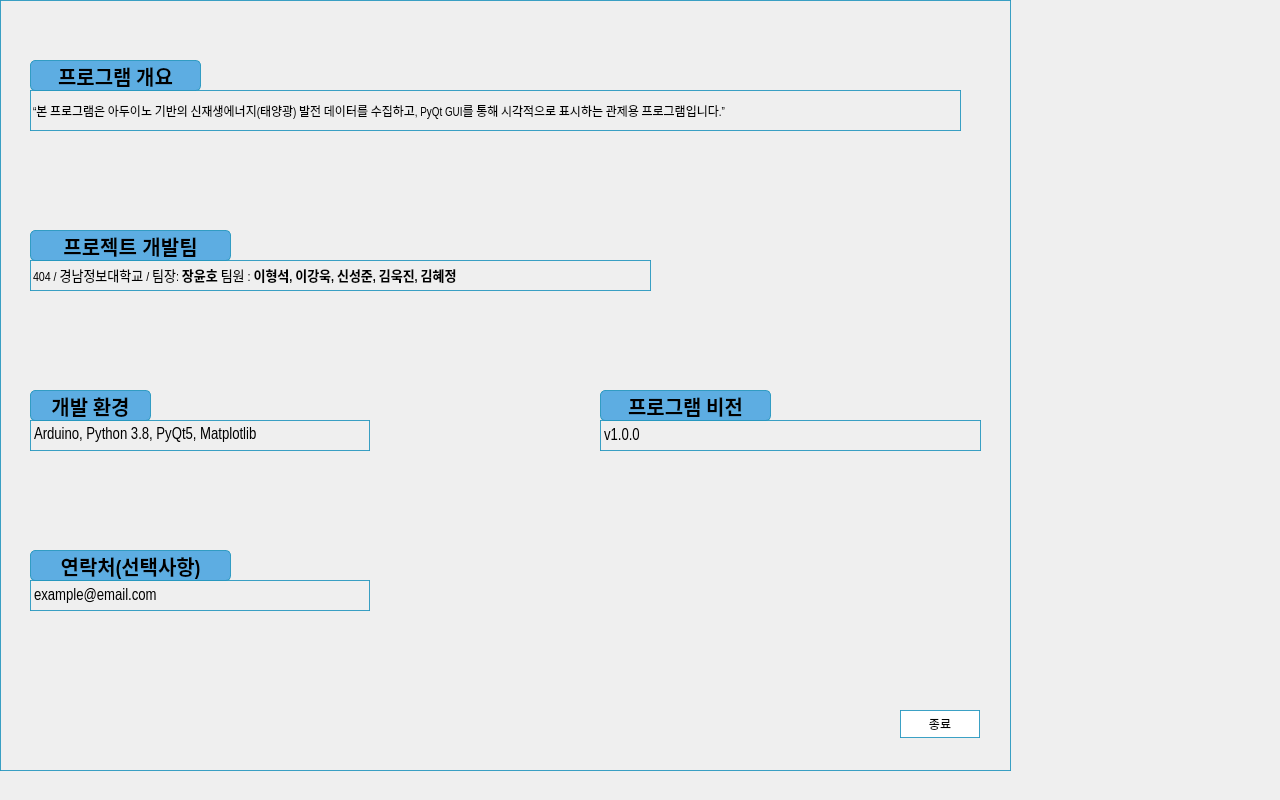
Above: PyQt_GUI/information.ui from yuunow57/Capstone-Design-Project before the change. Below: the same form after it.
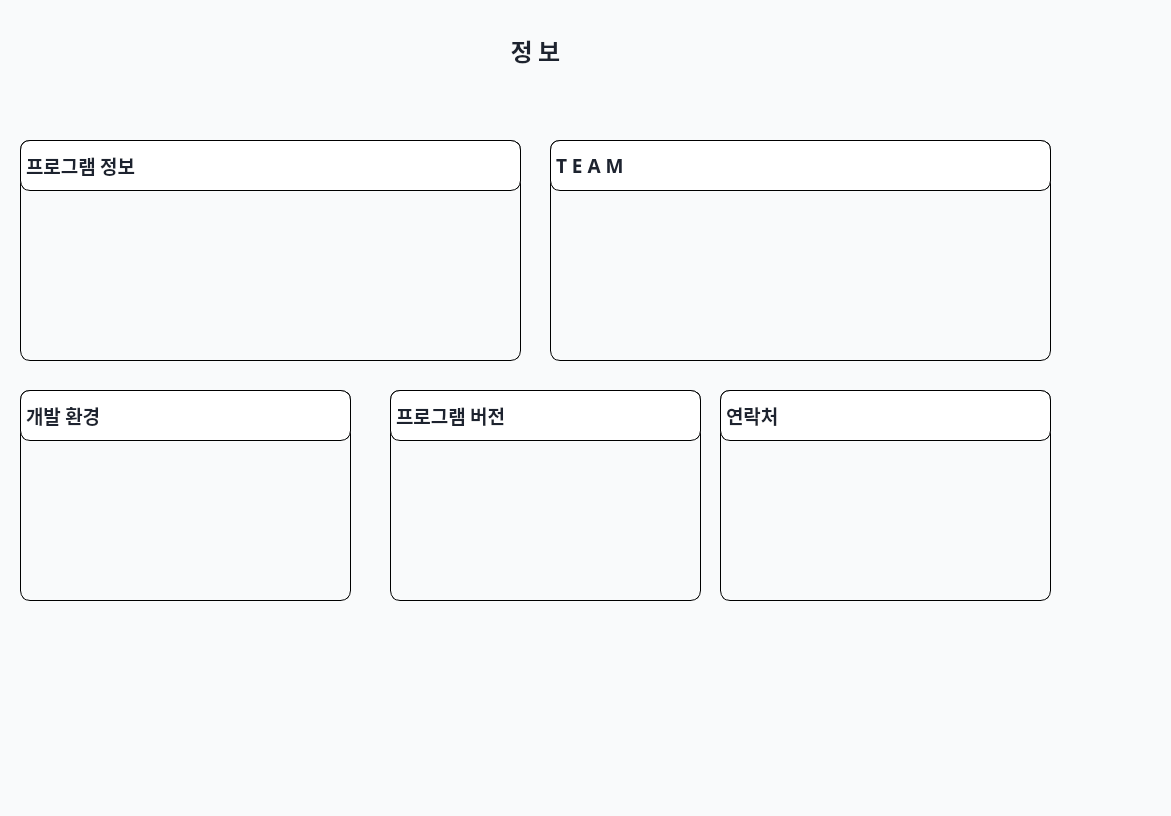
That is the form after the change. Icons and pictures are not drawn.

The edit to the form file:
```diff
--- a/PyQt_GUI/information.ui
+++ b/PyQt_GUI/information.ui
@@ -6,56 +6,32 @@
    <rect>
     <x>0</x>
     <y>0</y>
-    <width>1280</width>
-    <height>800</height>
+    <width>1171</width>
+    <height>816</height>
    </rect>
   </property>
   <property name="windowTitle">
    <string>Dialog</string>
   </property>
-  <widget class="QLabel" name="label_overview_title">
-   <property name="geometry">
-    <rect>
-     <x>30</x>
-     <y>60</y>
-     <width>171</width>
-     <height>31</height>
-    </rect>
-   </property>
-   <property name="font">
-    <font>
-     <family>Arial Narrow</family>
-     <pointsize>15</pointsize>
-     <weight>75</weight>
-     <bold>true</bold>
-    </font>
-   </property>
-   <property name="styleSheet">
-    <string notr="true">background-color :#5dade2;
-color: black;                  
-font-weight: bold;             
-border-radius: 5px;            
-border: 1px solid rgba(37,150,190,0.9); </string>
-   </property>
-   <property name="text">
-    <string>프로그램 개요</string>
-   </property>
-   <property name="alignment">
-    <set>Qt::AlignCenter</set>
-   </property>
-  </widget>
+  <property name="styleSheet">
+   <string notr="true">background-color : #F9FAFB;</string>
+  </property>
   <widget class="QFrame" name="frame">
    <property name="geometry">
     <rect>
-     <x>0</x>
-     <y>0</y>
-     <width>1011</width>
-     <height>771</height>
+     <x>-50</x>
+     <y>10</y>
+     <width>1174</width>
+     <height>801</height>
     </rect>
    </property>
    <property name="styleSheet">
-    <string notr="true">border: 1px solid rgba(37,150,190,0.9); 
-</string>
+    <string notr="true">  background-color : #F9FAFB;
+   color: #1d232f;
+   border-radius: 8px;
+   font-family: &quot;Noto Sans KR&quot;;
+   font-weight: 700;          /* Bold 고정 */
+  qproperty-alignment: 'AlignCenter';</string>
    </property>
    <property name="frameShape">
     <enum>QFrame::StyledPanel</enum>
@@ -63,243 +39,276 @@
    <property name="frameShadow">
     <enum>QFrame::Raised</enum>
    </property>
-   <widget class="QLabel" name="label_2">
+   <widget class="QWidget" name="verticalLayoutWidget_2">
     <property name="geometry">
      <rect>
-      <x>30</x>
-      <y>230</y>
-      <width>201</width>
-      <height>31</height>
+      <x>0</x>
+      <y>0</y>
+      <width>1171</width>
+      <height>80</height>
      </rect>
     </property>
-    <property name="font">
-     <font>
-      <pointsize>15</pointsize>
-      <weight>75</weight>
-      <bold>true</bold>
-     </font>
+    <layout class="QVBoxLayout" name="verticalLayout_2">
+     <item>
+      <widget class="QLabel" name="label">
+       <property name="font">
+        <font>
+         <family>Noto Sans KR</family>
+         <pointsize>18</pointsize>
+         <weight>87</weight>
+         <bold>true</bold>
+        </font>
+       </property>
+       <property name="styleSheet">
+        <string notr="true">background-color : #F9FAFB;</string>
+       </property>
+       <property name="text">
+        <string>정 보</string>
+       </property>
+       <property name="alignment">
+        <set>Qt::AlignCenter</set>
+       </property>
+      </widget>
+     </item>
+    </layout>
+   </widget>
+   <widget class="QFrame" name="frame_2">
+    <property name="geometry">
+     <rect>
+      <x>70</x>
+      <y>130</y>
+      <width>501</width>
+      <height>221</height>
+     </rect>
     </property>
     <property name="styleSheet">
-     <string notr="true">background-color :#5dade2;
-color: black;                  
-font-weight: bold;             
-border-radius: 5px;            
-border: 1px solid rgba(37,150,190,0.9); </string>
+     <string notr="true">border:1px solid black;
+border-radius:10px;</string>
     </property>
-    <property name="text">
-     <string>프로젝트 개발팀</string>
+    <property name="frameShape">
+     <enum>QFrame::StyledPanel</enum>
     </property>
-    <property name="alignment">
-     <set>Qt::AlignCenter</set>
+    <property name="frameShadow">
+     <enum>QFrame::Raised</enum>
     </property>
+    <widget class="QLabel" name="label_2">
+     <property name="geometry">
+      <rect>
+       <x>0</x>
+       <y>0</y>
+       <width>501</width>
+       <height>51</height>
+      </rect>
+     </property>
+     <property name="font">
+      <font>
+       <family>Noto Sans KR</family>
+       <pointsize>14</pointsize>
+       <weight>87</weight>
+       <bold>true</bold>
+      </font>
+     </property>
+     <property name="styleSheet">
+      <string notr="true">background: #ffffff;</string>
+     </property>
+     <property name="text">
+      <string>프로그램 정보</string>
+     </property>
+    </widget>
    </widget>
-   <widget class="QLabel" name="label">
+   <widget class="QFrame" name="frame_3">
     <property name="geometry">
      <rect>
-      <x>30</x>
-      <y>90</y>
-      <width>931</width>
-      <height>41</height>
+      <x>70</x>
+      <y>380</y>
+      <width>331</width>
+      <height>211</height>
      </rect>
     </property>
-    <property name="font">
-     <font>
-      <family>Arial Narrow</family>
-      <pointsize>9</pointsize>
-     </font>
+    <property name="styleSheet">
+     <string notr="true">border:1px solid black;
+border-radius:10px;</string>
     </property>
-    <property name="text">
-     <string>“본 프로그램은 아두이노 기반의 신재생에너지(태양광) 발전 데이터를 수집하고, PyQt GUI를 통해 시각적으로 표시하는 관제용 프로그램입니다.”</string>
+    <property name="frameShape">
+     <enum>QFrame::StyledPanel</enum>
     </property>
+    <property name="frameShadow">
+     <enum>QFrame::Raised</enum>
+    </property>
+    <widget class="QLabel" name="label_5">
+     <property name="geometry">
+      <rect>
+       <x>0</x>
+       <y>0</y>
+       <width>331</width>
+       <height>51</height>
+      </rect>
+     </property>
+     <property name="font">
+      <font>
+       <family>Noto Sans KR</family>
+       <pointsize>14</pointsize>
+       <weight>87</weight>
+       <bold>true</bold>
+      </font>
+     </property>
+     <property name="styleSheet">
+      <string notr="true">background: #ffffff;</string>
+     </property>
+     <property name="text">
+      <string>개발 환경</string>
+     </property>
+    </widget>
    </widget>
-   <widget class="QLabel" name="label_3">
+   <widget class="QFrame" name="frame_4">
     <property name="geometry">
      <rect>
-      <x>30</x>
-      <y>260</y>
-      <width>621</width>
-      <height>31</height>
+      <x>600</x>
+      <y>130</y>
+      <width>501</width>
+      <height>221</height>
      </rect>
     </property>
-    <property name="font">
-     <font>
-      <family>Arial Narrow</family>
-      <pointsize>10</pointsize>
-     </font>
+    <property name="styleSheet">
+     <string notr="true">border:1px solid black;
+border-radius:10px;</string>
     </property>
-    <property name="text">
-     <string>&lt;html&gt;&lt;head/&gt;&lt;body&gt;&lt;p&gt;404 / 경남정보대학교 / 팀장: &lt;span style=&quot; font-weight:600;&quot;&gt;장윤호             &lt;/span&gt;팀원 : &lt;span style=&quot; font-weight:600;&quot;&gt;이형석, 이강욱, 신성준, 김욱진, 김혜정 &lt;/span&gt;&lt;/p&gt;&lt;/body&gt;&lt;/html&gt;</string>
+    <property name="frameShape">
+     <enum>QFrame::StyledPanel</enum>
     </property>
+    <property name="frameShadow">
+     <enum>QFrame::Raised</enum>
+    </property>
+    <widget class="QLabel" name="label_3">
+     <property name="geometry">
+      <rect>
+       <x>0</x>
+       <y>0</y>
+       <width>501</width>
+       <height>51</height>
+      </rect>
+     </property>
+     <property name="font">
+      <font>
+       <family>Noto Sans KR</family>
+       <pointsize>14</pointsize>
+       <weight>87</weight>
+       <bold>true</bold>
+      </font>
+     </property>
+     <property name="styleSheet">
+      <string notr="true">background: #ffffff;</string>
+     </property>
+     <property name="text">
+      <string>T E A M</string>
+     </property>
+    </widget>
+   </widget>
+   <widget class="QFrame" name="frame_5">
+    <property name="geometry">
+     <rect>
+      <x>440</x>
+      <y>380</y>
+      <width>311</width>
+      <height>211</height>
+     </rect>
+    </property>
+    <property name="styleSheet">
+     <string notr="true">border:1px solid black;
+border-radius:10px;</string>
+    </property>
+    <property name="frameShape">
+     <enum>QFrame::StyledPanel</enum>
+    </property>
+    <property name="frameShadow">
+     <enum>QFrame::Raised</enum>
+    </property>
+    <widget class="QLabel" name="label_6">
+     <property name="geometry">
+      <rect>
+       <x>0</x>
+       <y>0</y>
+       <width>311</width>
+       <height>51</height>
+      </rect>
+     </property>
+     <property name="font">
+      <font>
+       <family>Noto Sans KR</family>
+       <pointsize>14</pointsize>
+       <weight>87</weight>
+       <bold>true</bold>
+      </font>
+     </property>
+     <property name="styleSheet">
+      <string notr="true">background: #ffffff;</string>
+     </property>
+     <property name="text">
+      <string>프로그램 버전</string>
+     </property>
+    </widget>
+   </widget>
+   <widget class="QFrame" name="frame_6">
+    <property name="geometry">
+     <rect>
+      <x>770</x>
+      <y>380</y>
+      <width>331</width>
+      <height>211</height>
+     </rect>
+    </property>
+    <property name="styleSheet">
+     <string notr="true">border:1px solid black;
+border-radius:10px;</string>
+    </property>
+    <property name="frameShape">
+     <enum>QFrame::StyledPanel</enum>
+    </property>
+    <property name="frameShadow">
+     <enum>QFrame::Raised</enum>
+    </property>
+    <widget class="QLabel" name="label_7">
+     <property name="geometry">
+      <rect>
+       <x>0</x>
+       <y>0</y>
+       <width>331</width>
+       <height>51</height>
+      </rect>
+     </property>
+     <property name="font">
+      <font>
+       <family>Noto Sans KR</family>
+       <pointsize>14</pointsize>
+       <weight>87</weight>
+       <bold>true</bold>
+      </font>
+     </property>
+     <property name="styleSheet">
+      <string notr="true">background: #ffffff;</string>
+     </property>
+     <property name="text">
+      <string>연락처</string>
+     </property>
+    </widget>
    </widget>
    <widget class="QLabel" name="label_4">
     <property name="geometry">
      <rect>
-      <x>30</x>
-      <y>390</y>
-      <width>121</width>
-      <height>31</height>
+      <x>360</x>
+      <y>620</y>
+      <width>451</width>
+      <height>91</height>
      </rect>
     </property>
-    <property name="font">
-     <font>
-      <family>Arial Narrow</family>
-      <pointsize>15</pointsize>
-      <weight>75</weight>
-      <bold>true</bold>
-     </font>
-    </property>
     <property name="styleSheet">
-     <string notr="true">background-color :#5dade2;
-color: black;                  
-font-weight: bold;             
-border-radius: 5px;            
-border: 1px solid rgba(37,150,190,0.9); </string>
+     <string notr="true"/>
     </property>
     <property name="text">
-     <string>개발 환경</string>
+     <string/>
     </property>
-    <property name="alignment">
-     <set>Qt::AlignCenter</set>
-    </property>
-   </widget>
-   <widget class="QLabel" name="label_5">
-    <property name="geometry">
-     <rect>
-      <x>30</x>
-      <y>420</y>
-      <width>340</width>
-      <height>31</height>
-     </rect>
-    </property>
-    <property name="font">
-     <font>
-      <family>Arial Narrow</family>
-      <pointsize>12</pointsize>
-     </font>
-    </property>
-    <property name="text">
-     <string>&lt;html&gt;&lt;head/&gt;&lt;body&gt;&lt;p&gt;Arduino, Python 3.8, PyQt5, Matplotlib&lt;/p&gt;&lt;/body&gt;&lt;/html&gt;</string>
-    </property>
-   </widget>
-   <widget class="QLabel" name="label_6">
-    <property name="geometry">
-     <rect>
-      <x>600</x>
-      <y>390</y>
-      <width>171</width>
-      <height>31</height>
-     </rect>
-    </property>
-    <property name="font">
-     <font>
-      <family>Arial Narrow</family>
-      <pointsize>15</pointsize>
-      <weight>75</weight>
-      <bold>true</bold>
-     </font>
-    </property>
-    <property name="styleSheet">
-     <string notr="true">background-color :#5dade2;
-color: black;                  
-font-weight: bold;             
-border-radius: 5px;            
-border: 1px solid rgba(37,150,190,0.9); </string>
-    </property>
-    <property name="text">
-     <string>프로그램 비전</string>
-    </property>
-    <property name="alignment">
-     <set>Qt::AlignCenter</set>
-    </property>
-   </widget>
-   <widget class="QLabel" name="label_7">
-    <property name="geometry">
-     <rect>
-      <x>600</x>
-      <y>420</y>
-      <width>381</width>
-      <height>31</height>
-     </rect>
-    </property>
-    <property name="font">
-     <font>
-      <family>Arial Narrow</family>
-      <pointsize>12</pointsize>
-     </font>
-    </property>
-    <property name="text">
-     <string>v1.0.0</string>
-    </property>
-   </widget>
-   <widget class="QLabel" name="label_8">
-    <property name="geometry">
-     <rect>
-      <x>30</x>
-      <y>550</y>
-      <width>201</width>
-      <height>31</height>
-     </rect>
-    </property>
-    <property name="font">
-     <font>
-      <family>Arial Narrow</family>
-      <pointsize>15</pointsize>
-      <weight>75</weight>
-      <bold>true</bold>
-     </font>
-    </property>
-    <property name="styleSheet">
-     <string notr="true">background-color :#5dade2;
-color: black;                  
-font-weight: bold;             
-border-radius: 5px;            
-border: 1px solid rgba(37,150,190,0.9); </string>
-    </property>
-    <property name="text">
-     <string>연락처(선택사항)</string>
-    </property>
-    <property name="alignment">
-     <set>Qt::AlignCenter</set>
-    </property>
-   </widget>
-   <widget class="QLabel" name="label_9">
-    <property name="geometry">
-     <rect>
-      <x>30</x>
-      <y>580</y>
-      <width>340</width>
-      <height>31</height>
-     </rect>
-    </property>
-    <property name="font">
-     <font>
-      <family>Arial Narrow</family>
-      <pointsize>12</pointsize>
-     </font>
-    </property>
-    <property name="text">
-     <string>example@email.com</string>
-    </property>
-   </widget>
-   <widget class="QPushButton" name="btn_close">
-    <property name="geometry">
-     <rect>
-      <x>900</x>
-      <y>710</y>
-      <width>80</width>
-      <height>28</height>
-     </rect>
-    </property>
-    <property name="font">
-     <font>
-      <pointsize>9</pointsize>
-     </font>
-    </property>
-    <property name="styleSheet">
-     <string notr="true">background-color :white</string>
-    </property>
-    <property name="text">
-     <string>종료</string>
+    <property name="pixmap">
+     <pixmap>다운로드.jpg</pixmap>
     </property>
    </widget>
   </widget>
```
Left out of the diff: 6 changed lines with no effect on the pictures.
